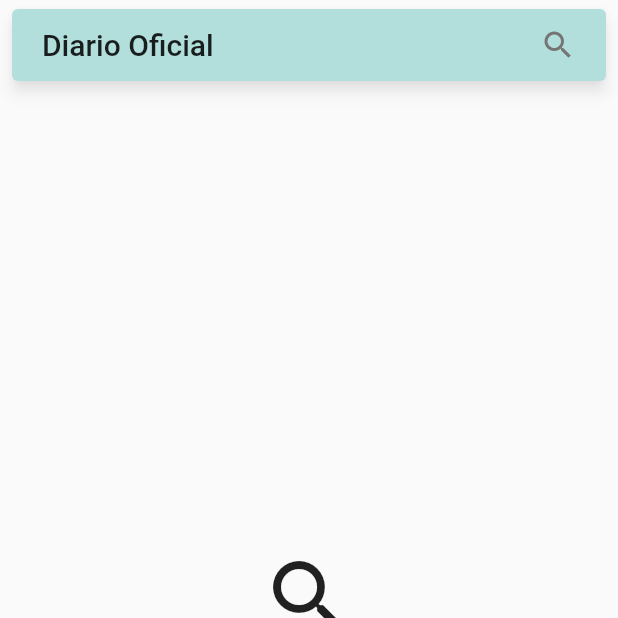
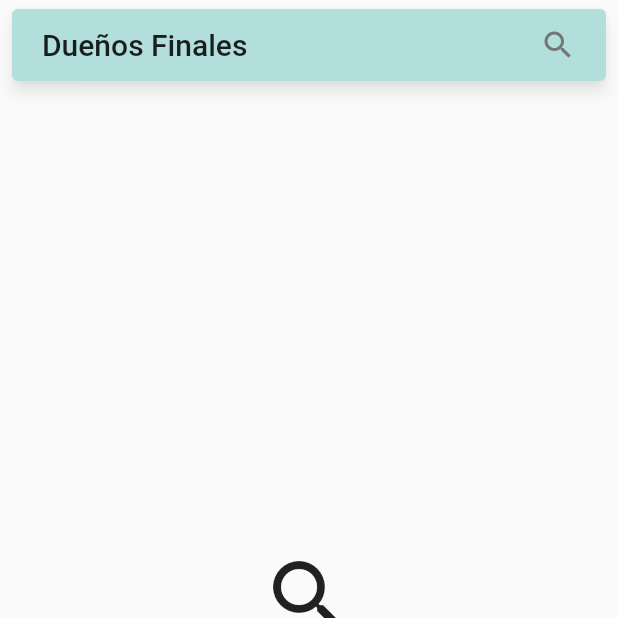
Before and after one commit to america-transparente/df-app, a Flutter app: the screen it shows after launch, on a phone screen of 412 x 824 dp, the top half of it. Run offline on Flutter 3.47's test engine with Material 2 defaults, Android fonts, the light colour scheme and no system bars; drawn by our look-alikes of material_floating_search_bar; missing offline and left inert: elastic_client; statements that could not run were skipped.

Commit message:
fix: update project name

```diff
--- a/lib/main.dart
+++ b/lib/main.dart
@@ -16,7 +16,7 @@ class MyApp extends StatelessWidget {
   @override
   Widget build(BuildContext context) {
     return MaterialApp(
-      title: 'Diario Oficial',
+      title: 'Dueños Finales',
       theme: ThemeData(
         primarySwatch: Colors.teal,
         visualDensity: VisualDensity.adaptivePlatformDensity,
@@ -111,7 +111,7 @@ class _HomePageState extends State<HomePage> {
           ),
         ),
         title: Text(
-          selectedTerm ?? "Diario Oficial",
+          selectedTerm ?? "Dueños Finales",
           style: Theme.of(context).textTheme.headline6,
         ),
         hint: "Busca nombres, organizaciones, etc.",
```
